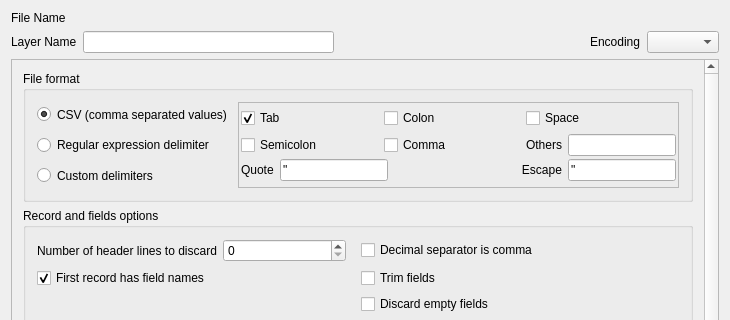
The window that src/ui/qgsdelimitedtextsourceselectbase.ui (qgis/QGIS) describes before a commit, drawn with Qt 5; both pictures show x 0 to 730 and y 0 to 320 of the 730 by 643 pixel window.
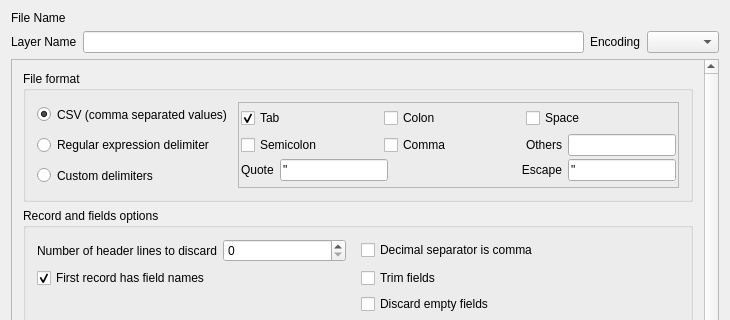
The same window after the commit. Icons and pictures are not drawn. Custom widgets are drawn as their Qt base class.

Commit message: Fixing up code indentation and removing spacer in dialog

Patch:
```diff
--- a/src/ui/qgsdelimitedtextsourceselectbase.ui
+++ b/src/ui/qgsdelimitedtextsourceselectbase.ui
@@ -117,19 +117,6 @@
           </property>
          </widget>
         </item>
-        <item>
-         <spacer name="horizontalSpacer_3">
-          <property name="orientation">
-           <enum>Qt::Horizontal</enum>
-          </property>
-          <property name="sizeHint" stdset="0">
-           <size>
-            <width>40</width>
-            <height>20</height>
-           </size>
-          </property>
-         </spacer>
-        </item>
         <item>
          <widget class="QLabel" name="lblEncoding">
           <property name="text">
```
The commit also changes 1 other file.
